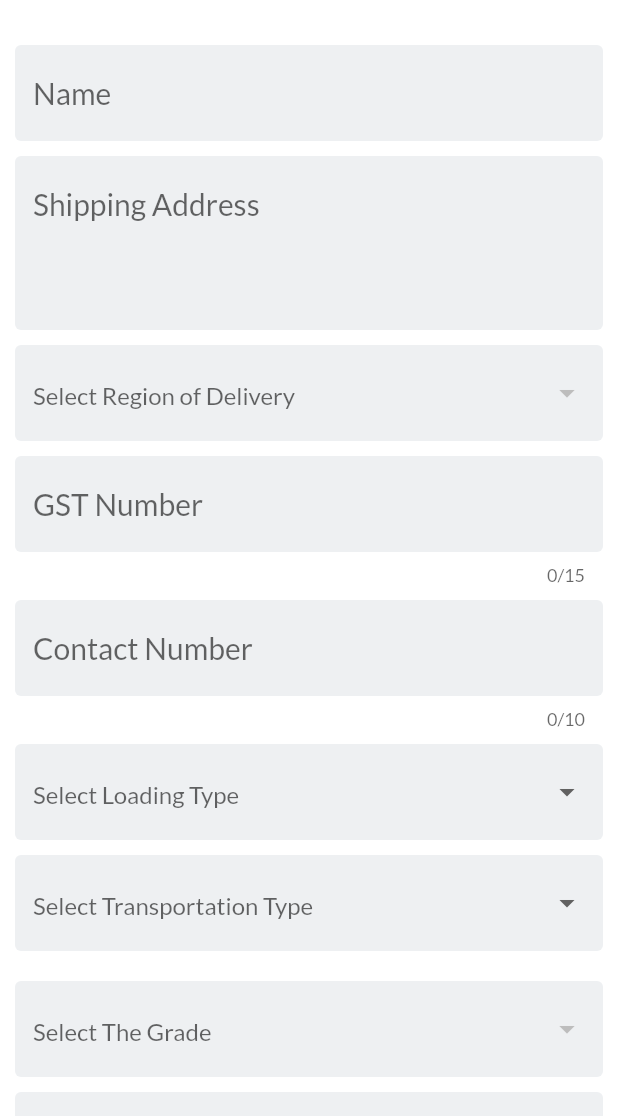
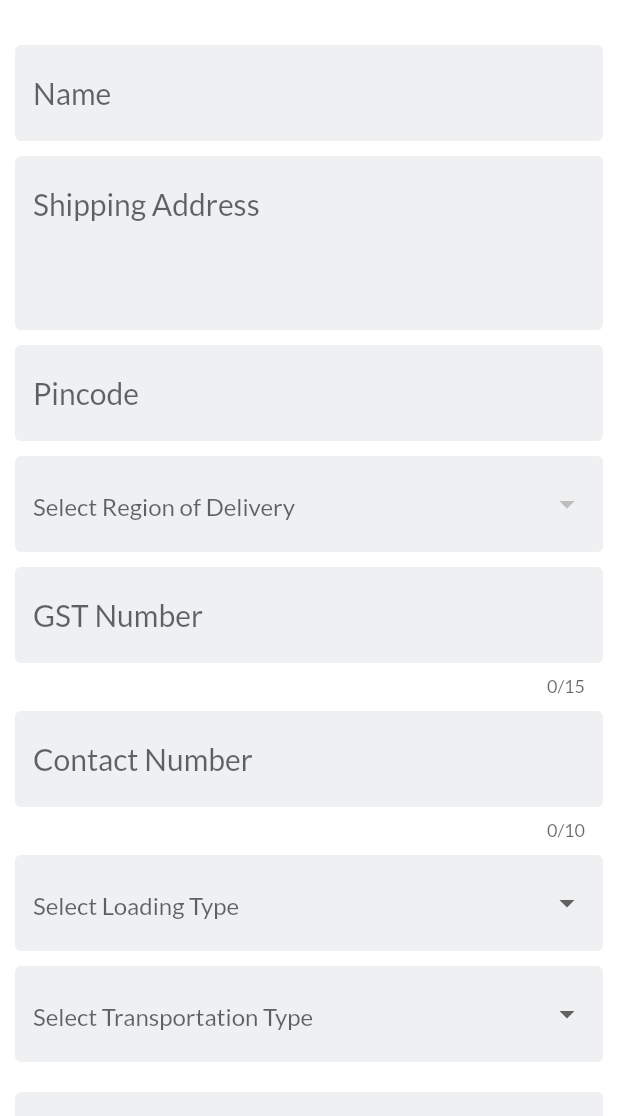
Before and after one commit to meet2777/steefo, a Flutter app: the PlaceOrderContent screen opened directly, on a phone screen of 412 x 824 dp, the part 120-1236 px from its top. Run offline on Flutter 3.47's test engine with Material 2 defaults, Android fonts, the light colour scheme and no system bars; our stand-ins replace carousel_slider, contained_tab_bar_view, dots_indicator, file_picker, flutter_animate, flutter_svg and 10 more; missing offline and left inert: email_otp; accounts and stored records are empty; network calls fail.

Commit message:
order page in purchase

```diff
--- a/lib/Models/order.dart
+++ b/lib/Models/order.dart
@@ -4,6 +4,7 @@ class Order {
   String? order_id,
       user_id,
       org_name,
+      pincode,
       user_name,
       user_mob_num,
       billing_address,
--- a/lib/pages/HomePage.dart
+++ b/lib/pages/HomePage.dart
@@ -98,6 +98,7 @@ class _HomePageState extends State<HomeContent> {
         req.status = responseData["data"][i]["orderStatus"];
         req.party_name = responseData["data"][i]["partyName"];
         req.party_address = responseData["data"][i]["shippingAddress"];
+        req.pincode = responseData["data"][i]["pincode"];
         req.billing_address = responseData["data"][i]["address"];
         req.party_mob_num = responseData["data"][i]["partyMobileNumber"];
         req.loading_type = responseData["data"][i]["loadingType"];
@@ -337,6 +338,7 @@ class _HomePageState extends State<HomeContent> {
         req.party_name = responseData["data"][i]["partyName"];
         req.org_name = responseData["data"][i]["orgName"];
         req.party_address = responseData["data"][i]["shippingAddress"];
+        req.pincode = responseData["data"][i]["pincode"];
         req.party_mob_num = responseData["data"][i]["partyMobileNumber"];
         req.loading_type = responseData["data"][i]["loadingType"];
         req.order_date = responseData["data"][i]["createdAt"];
--- a/lib/pages/PlaceOrderPage.dart
+++ b/lib/pages/PlaceOrderPage.dart
@@ -1287,6 +1287,7 @@ class _PlaceOrderPageState extends State<PlaceOrderContent> {
   late FocusNode focusNode8;
   late FocusNode focusNode9;
   late FocusNode focusNode10;
+  late FocusNode focusNode11;
   final field1Key = GlobalKey<FormFieldState>();
   final field2Key = GlobalKey<FormFieldState>();
   final field3Key = GlobalKey<FormFieldState>();
@@ -1297,6 +1298,7 @@ class _PlaceOrderPageState extends State<PlaceOrderContent> {
   final field7Key = GlobalKey<FormFieldState>();
   final field9Key = GlobalKey<FormFieldState>();
   final field10Key = GlobalKey<FormFieldState>();
+  final field11Key = GlobalKey<FormFieldState>();
 
   var user_type;
   void loadusertype() async {
@@ -1347,6 +1349,7 @@ class _PlaceOrderPageState extends State<PlaceOrderContent> {
   TextEditingController qty = TextEditingController();
   TextEditingController party_name = TextEditingController();
   TextEditingController party_address = TextEditingController();
+  TextEditingController pincode = TextEditingController();
   TextEditingController party_pan_no = TextEditingController();
   TextEditingController party_mob_num = TextEditingController();
   TextEditingController loading_type = TextEditingController();
@@ -1401,6 +1404,7 @@ class _PlaceOrderPageState extends State<PlaceOrderContent> {
     focusNode8 = FocusNode();
     focusNode9 = FocusNode();
     focusNode10 = FocusNode();
+    focusNode11 = FocusNode();
     focusNode1.addListener(() {
       if (!focusNode1.hasFocus) {
         field1Key.currentState?.validate();
@@ -1451,6 +1455,11 @@ class _PlaceOrderPageState extends State<PlaceOrderContent> {
         field10Key.currentState?.validate();
       }
     });
+    focusNode11.addListener(() {
+      if (!focusNode11.hasFocus) {
+        field11Key.currentState?.validate();
+      }
+    });
   }
 
   @override
@@ -1464,6 +1473,8 @@ class _PlaceOrderPageState extends State<PlaceOrderContent> {
     focusNode7.dispose();
     focusNode8.dispose();
     focusNode9.dispose();
+    focusNode10.dispose();
+    focusNode11.dispose();
     super.dispose();
   }
 
@@ -1543,6 +1554,7 @@ class _PlaceOrderPageState extends State<PlaceOrderContent> {
               "userId": id!,
               "supplierId": supplier_id!,
               "shippingAddress": party_address.text,
+              "pincode": pincode.text,
               "partyName": party_name.text,
               "gstNumber": party_pan_no.text,
               "mobileNumber": party_mob_num.text,
@@ -1560,6 +1572,7 @@ class _PlaceOrderPageState extends State<PlaceOrderContent> {
               "userId": id!,
               "supplierId": supplier_id!,
               "shippingAddress": party_address.text,
+              "pincode": pincode.text,
               "partyName": party_name.text,
               "gstNumber": party_pan_no.text,
               "mobileNumber": party_mob_num.text,
@@ -1776,6 +1789,39 @@ class _PlaceOrderPageState extends State<PlaceOrderContent> {
                   textInputAction: TextInputAction.newline,
                   decoration: const InputDecoration(
                       hintText: "Shipping Address",
+                      hintStyle: TextStyle(fontSize: 20),
+                      //  floatingLabelBehavior: FloatingLabelBehavior.never,
+                      alignLabelWithHint: true,
+                      border: OutlineInputBorder(
+                          // borderRadius: BorderRadius.circular(20),
+                          borderSide: BorderSide.none),
+                      filled: true,
+                      fillColor: Color.fromRGBO(233, 236, 239,
+                          0.792156862745098) //Color.fromRGBO(233, 236, 239, 0.792156862745098)
+
+                      ),
+                ),
+              ),
+
+              //----------------------------Pincode--------------------
+
+              Container(
+                padding: const EdgeInsets.fromLTRB(10, 10, 10, 0),
+                child: TextFormField(
+                  keyboardType: TextInputType.number,
+                  key: field11Key,
+                  focusNode: focusNode11,
+                  validator: (value) {
+                    if (value!.isEmpty) {
+                      return 'Please enter a Pincode.';
+                    }
+                    return null;
+                  },
+                  controller: pincode,
+                  // maxLines: 4,
+                  textInputAction: TextInputAction.newline,
+                  decoration: const InputDecoration(
+                      hintText: "Pincode",
                       hintStyle: TextStyle(fontSize: 20),
                       //  floatingLabelBehavior: FloatingLabelBehavior.never,
                       alignLabelWithHint: true,
--- a/lib/pages/RequestPage.dart
+++ b/lib/pages/RequestPage.dart
@@ -138,6 +138,7 @@ class _RequestPageState extends State<RequestContent> {
             " " +
             responseData["data"][i]["lastName"];
         req.status = responseData["data"][i]["orderStatus"];
+        req.pincode = responseData["data"][i]["pincode"];
         req.party_name = responseData["data"][i]["partyName"];
         req.party_address = responseData["data"][i]["shippingAddress"];
         req.billing_address = responseData["data"][i]["address"];
--- a/lib/pages/Withlumpsums.dart
+++ b/lib/pages/Withlumpsums.dart
@@ -98,6 +98,7 @@ class _OrdersPageState extends State<OrdersContent> {
         req.status = responseData["data"][i]["orderStatus"];
         req.party_name = responseData["data"][i]["partyName"];
         req.party_address = responseData["data"][i]["shippingAddress"];
+        req.pincode = responseData["data"][i]["pincode"];
         req.billing_address = responseData["data"][i]["address"];
         req.party_mob_num = responseData["data"][i]["partyMobileNumber"];
         req.loading_type = responseData["data"][i]["loadingType"];
@@ -158,6 +159,7 @@ class _OrdersPageState extends State<OrdersContent> {
         req.status = responseData["data"][i]["orderStatus"];
         req.party_name = responseData["data"][i]["partyName"];
         req.party_address = responseData["data"][i]["shippingAddress"];
+        req.pincode = responseData["data"][i]["pincode"];
         req.billing_address = responseData["data"][i]["address"];
         req.party_mob_num = responseData["data"][i]["partyMobileNumber"];
         req.loading_type = responseData["data"][i]["loadingType"];
--- a/lib/pages/Withsize.dart
+++ b/lib/pages/Withsize.dart
@@ -175,6 +175,7 @@ class _OrdersPageState extends State<OrdersContent> {
         req.status = responseData["data"][i]["orderStatus"];
         req.party_name = responseData["data"][i]["partyName"];
         req.party_address = responseData["data"][i]["shippingAddress"];
+        req.pincode = responseData["data"][i]["pincode"];
         req.billing_address = responseData["data"][i]["address"];
         req.party_mob_num = responseData["data"][i]["partyMobileNumber"];
         req.loading_type = responseData["data"][i]["loadingType"];
@@ -235,6 +236,7 @@ class _OrdersPageState extends State<OrdersContent> {
         req.status = responseData["data"][i]["orderStatus"];
         req.party_name = responseData["data"][i]["partyName"];
         req.party_address = responseData["data"][i]["shippingAddress"];
+        req.pincode = responseData["data"][i]["pincode"];
         req.billing_address = responseData["data"][i]["address"];
         req.party_mob_num = responseData["data"][i]["partyMobileNumber"];
         req.loading_type = responseData["data"][i]["loadingType"];
--- a/pubspec.yaml
+++ b/pubspec.yaml
@@ -31,6 +31,9 @@ dependencies:
   flutter:
     sdk: flutter
   form_field_validator: ^1.0.1
+  firebase_core:
+  firebase_messaging:
+  flutter_local_notifications:
 
 
   # The following adds the Cupertino Icons font to your application.
```
Also changed, not shown: lib/pages/OrderPage.dart (+28 -2 lines), lib/pages/orderdetailsforpurchases.dart (+96 -54 lines), pubspec.lock, 6 other files.
